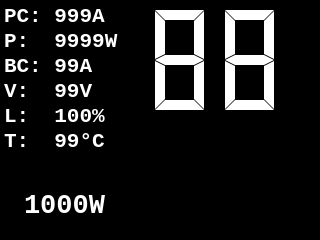
This is ui.layouts/main_window_320x240.ui in BerenChang/vesc-display as Qt 5 draws it before an edit. The edited form follows.
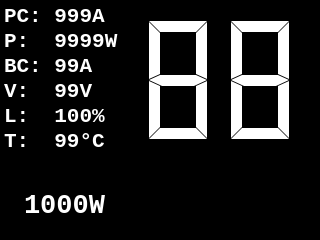
This is the edited form. Custom widgets are drawn as their Qt base class.

Diff of the .ui file:
```diff
--- a/ui.layouts/main_window_320x240.ui
+++ b/ui.layouts/main_window_320x240.ui
@@ -59,10 +59,10 @@
    <widget class="QLCDNumber" name="main_speed">
     <property name="geometry">
      <rect>
-      <x>140</x>
+      <x>130</x>
       <y>0</y>
-      <width>161</width>
-      <height>121</height>
+      <width>191</width>
+      <height>161</height>
      </rect>
     </property>
     <property name="sizePolicy">
@@ -106,9 +106,9 @@
     <property name="geometry">
      <rect>
       <x>130</x>
-      <y>120</y>
+      <y>150</y>
       <width>181</width>
-      <height>121</height>
+      <height>91</height>
      </rect>
     </property>
     <property name="sizePolicy">
```
